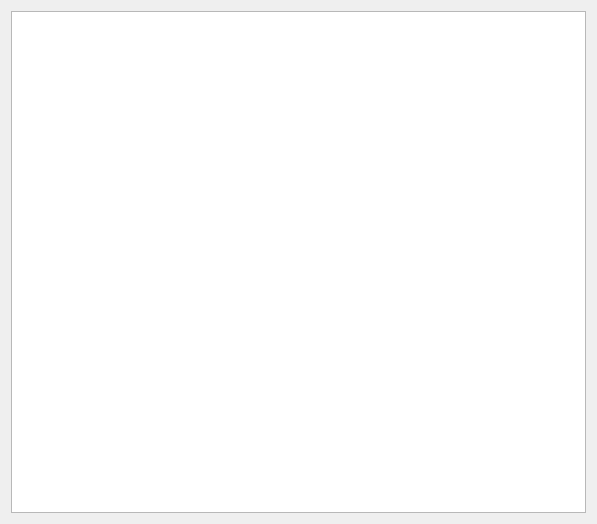
The window that src/airunner/components/documents/gui/widgets/templates/documents.ui (Capsize-Games/airunner) describes before a commit, drawn with Qt 5.
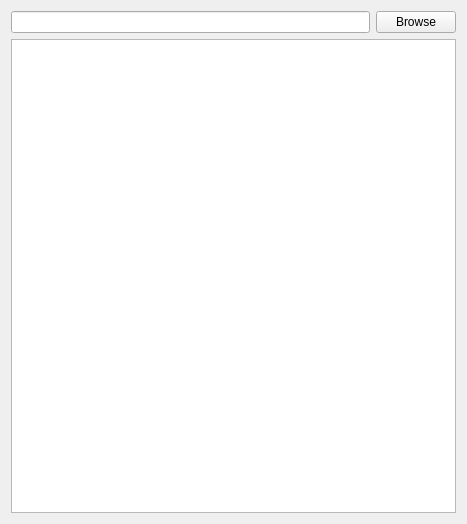
The same window after the commit.

Commit message: working documents widget

```diff
--- a/src/airunner/components/documents/gui/widgets/templates/documents.ui
+++ b/src/airunner/components/documents/gui/widgets/templates/documents.ui
@@ -6,7 +6,7 @@
    <rect>
     <x>0</x>
     <y>0</y>
-    <width>597</width>
+    <width>467</width>
     <height>524</height>
    </rect>
   </property>
@@ -14,8 +14,21 @@
    <string>Form</string>
   </property>
   <layout class="QGridLayout" name="gridLayout">
+   <item row="1" column="0" colspan="2">
+    <widget class="QListWidget" name="document_list"/>
+   </item>
+   <item row="0" column="1">
+    <widget class="QPushButton" name="browse_button">
+     <property name="toolTip">
+      <string>Browse</string>
+     </property>
+     <property name="text">
+      <string>Browse</string>
+     </property>
+    </widget>
+   </item>
    <item row="0" column="0">
-    <widget class="QListView" name="document_list"/>
+    <widget class="QLineEdit" name="path"/>
    </item>
   </layout>
  </widget>
```
The commit also changes 6 other files.
